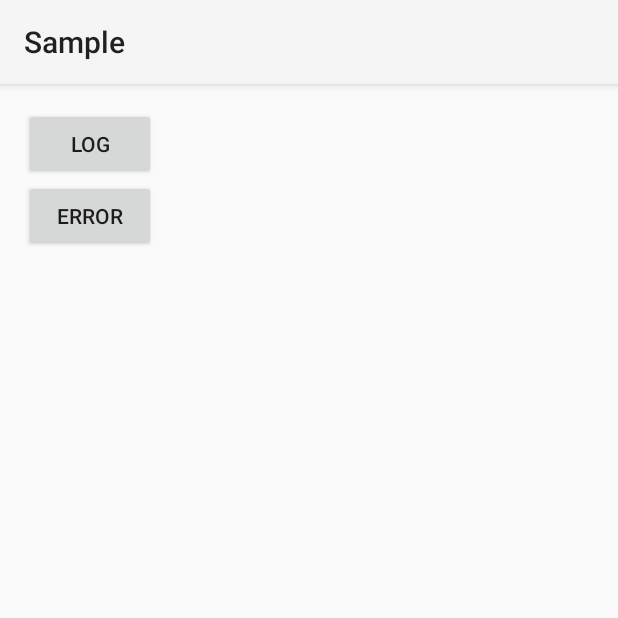
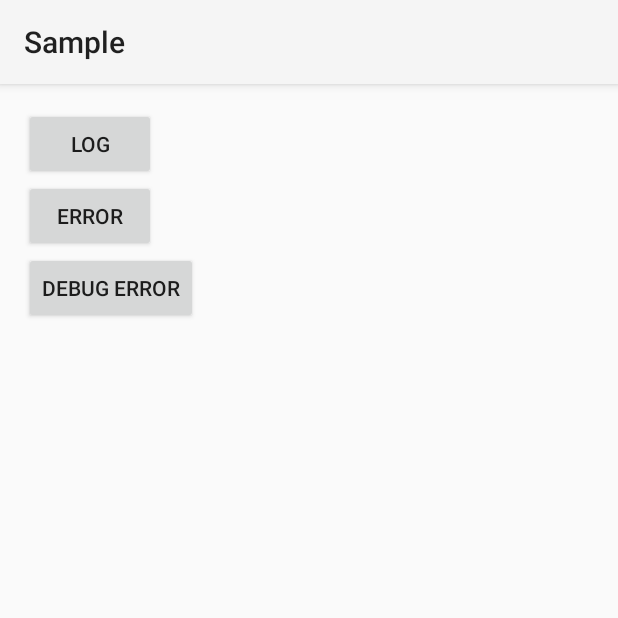
Before and after one commit to operando/TimberTrees, an Android app: the screen it shows after launch (MainActivity), on a phone screen of 412 x 824 dp, the top half of it. Run offline under Robolectric (Android 15) with nearby library versions, the phone set to English and light mode, and no system bars; our stand-ins replace Timber; 2 statements that could not run were skipped.

Commit message:
Update sample

```diff
--- a/sample/src/main/java/com/os/operando/timber/tree/sample/MainActivity.java
+++ b/sample/src/main/java/com/os/operando/timber/tree/sample/MainActivity.java
@@ -26,5 +26,12 @@ public class MainActivity extends AppCompatActivity {
                 Timber.e(new Exception("error test"), "error test");
             }
         });
+
+        findViewById(R.id.debug_error).setOnClickListener(new View.OnClickListener() {
+            @Override
+            public void onClick(View v) {
+                Timber.d(new Exception("debug error test"), "error test");
+            }
+        });
     }
 }
--- a/sample/src/main/res/layout/activity_main.xml
+++ b/sample/src/main/res/layout/activity_main.xml
@@ -21,4 +21,10 @@
         android:layout_width="wrap_content"
         android:layout_height="wrap_content"
         android:text="Error" />
+
+    <Button
+        android:id="@+id/debug_error"
+        android:layout_width="wrap_content"
+        android:layout_height="wrap_content"
+        android:text="Debug Error" />
 </LinearLayout>
```
